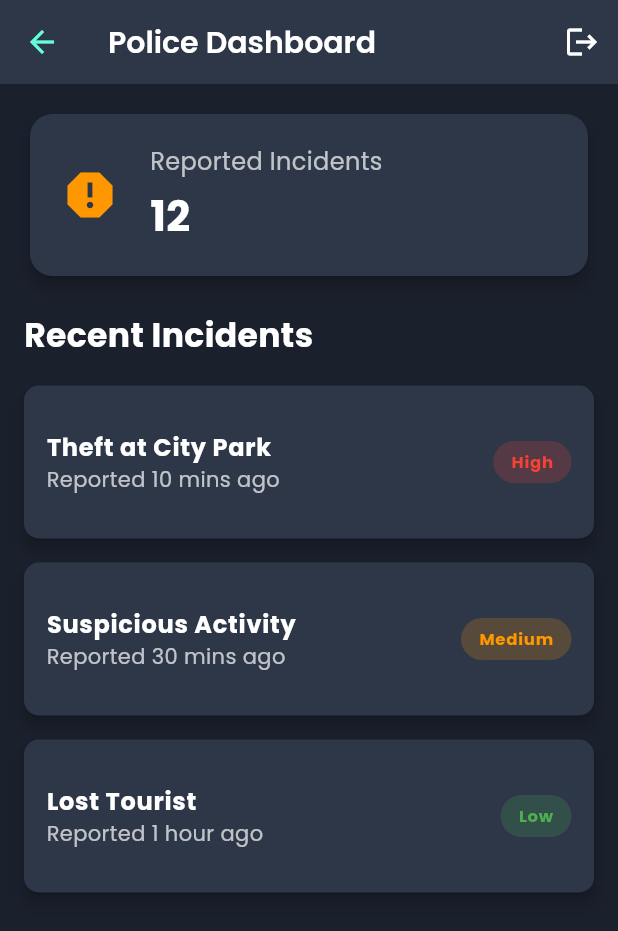
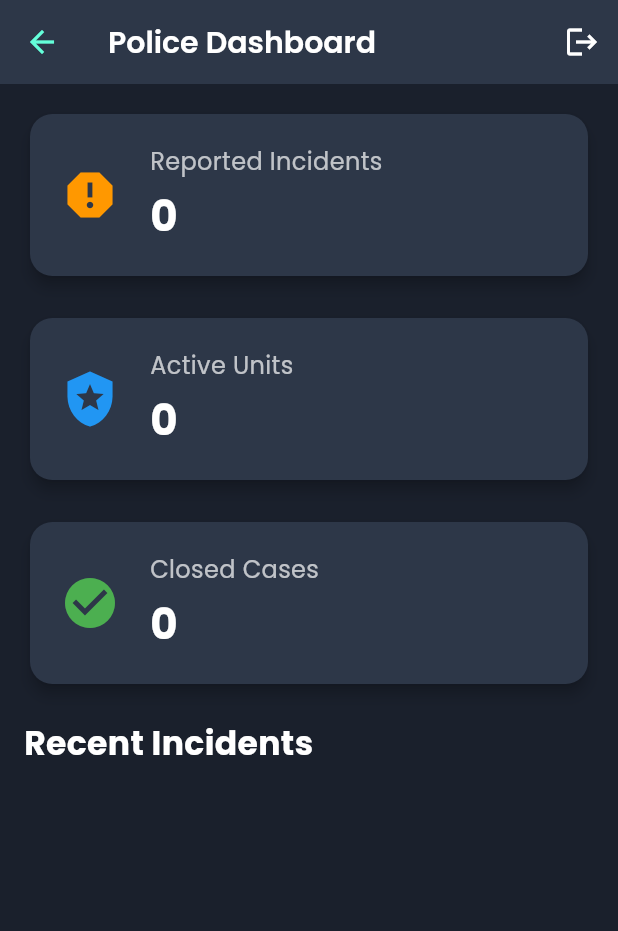
Before and after one commit to Stakeylock/sih_protoV2, a Flutter app: the PoliceDashboard screen opened by its route, on a phone screen of 412 x 824 dp. Shown: the top 931 px of the screen. Run offline on Flutter 3.47's test engine with Material 3 defaults, Android fonts, the phone set to English and light mode, and no system bars; our stand-ins replace flutter_dotenv, flutter_map, flutter_svg, geolocator, google_fonts, image_picker and 4 more; accounts and stored records are empty.

Commit message:
police dashboard database integration

```diff
--- a/sih_proto/lib/screens/police_dashboard.dart
+++ b/sih_proto/lib/screens/police_dashboard.dart
@@ -1,14 +1,93 @@
 import 'package:flutter/material.dart';
+import 'package:supabase_flutter/supabase_flutter.dart';
 
-class PoliceDashboard extends StatelessWidget {
+const String apiBaseUrl = "http://127.0.0.1:5000";
+
+class Incident {
+  final String id;
+  final String title;
+  final String description;
+  final String severity;
+  final String reportedAt;
+  final String status;
+
+  Incident({
+    required this.id,
+    required this.title,
+    required this.description,
+    required this.severity,
+    required this.reportedAt,
+    required this.status,
+  });
+
+  factory Incident.fromJson(Map<String, dynamic> json) {
+    return Incident(
+      id: json['id'] ?? '',
+      title: json['title'] ?? '',
+      description: json['description'] ?? '',
+      severity: json['severity'] ?? 'Low',
+      reportedAt: json['reportedAt'] ?? '',
+      status: json['status'] ?? 'Open',
+    );
+  }
+}
+
+class PoliceDashboard extends StatefulWidget {
   const PoliceDashboard({super.key});
 
   @override
+  State<PoliceDashboard> createState() => _PoliceDashboardState();
+}
+
+class _PoliceDashboardState extends State<PoliceDashboard> {
+  List<Incident> incidents = [];
+  late final SupabaseClient supabase;
+
+  @override
+  void initState() {
+    super.initState();
+    supabase = Supabase.instance.client;
+    fetchIncidents();
+
+    supabase.from('incidents').stream(primaryKey: ['id']).listen((
+      List<Map<String, dynamic>> data,
+    ) {
+      setState(() {
+        incidents = data.map((e) => Incident.fromJson(e)).toList();
+      });
+    });
+  }
+
+  Future<void> fetchIncidents() async {
+    final response = await supabase.from('incidents').select().then((res) {
+      setState(() {
+        incidents = (res as List).map((e) => Incident.fromJson(e)).toList();
+      });
+    });
+  }
+
+  Future<void> updateIncidentStatus(String id, String status) async {
+    final response = await supabase
+        .from('incidents')
+        .update({'status': status})
+        .eq('id', id)
+        .maybeSingle();
+    if (response == null) {
+      // Handle error if needed
+    }
+  }
+
   Widget build(BuildContext context) {
+    final closedCases = incidents.where((i) => i.status == 'Closed').length;
+    final activeUnits = incidents.where((i) => i.status == 'Active').length;
+
     return Scaffold(
       backgroundColor: const Color(0xFF1a202c),
       appBar: AppBar(
-        title: const Text('Police Dashboard', style: TextStyle(color: Colors.white)),
+        title: const Text(
+          'Police Dashboard',
+          style: TextStyle(color: Colors.white),
+        ),
         backgroundColor: const Color(0xFF2d3748),
         elevation: 0,
         actions: [
@@ -23,7 +102,16 @@ class PoliceDashboard extends StatelessWidget {
       body: ListView(
         padding: const EdgeInsets.all(16.0),
         children: [
-          _buildInfoCard('Reported Incidents', '12', Icons.report, Colors.orange),
+          _buildInfoCard(
+            'Reported Incidents',
+            incidents.length.toString(),
+            Icons.report,
+            Colors.orange,
+          ),
+          const SizedBox(height: 20),
+          _buildInfoCard('Active Units', activeUnits.toString(), Icons.local_police, Colors.blue),
+          const SizedBox(height: 20),
+          _buildInfoCard('Closed Cases', closedCases.toString(), Icons.check_circle, Colors.green),
           const SizedBox(height: 20),
           _buildIncidentList(),
         ],
@@ -31,7 +119,12 @@ class PoliceDashboard extends StatelessWidget {
     );
   }
 
-  Widget _buildInfoCard(String title, String value, IconData icon, Color color) {
+  Widget _buildInfoCard(
+    String title,
+    String value,
+    IconData icon,
+    Color color,
+  ) {
     return Card(
       color: const Color(0xFF2d3748),
       shape: RoundedRectangleBorder(borderRadius: BorderRadius.circular(15)),
@@ -44,9 +137,19 @@ class PoliceDashboard extends StatelessWidget {
             Column(
               crossAxisAlignment: CrossAxisAlignment.start,
               children: [
-                Text(title, style: const TextStyle(color: Colors.white70, fontSize: 16)),
+                Text(
+                  title,
+                  style: const TextStyle(color: Colors.white70, fontSize: 16),
+                ),
                 const SizedBox(height: 5),
-                Text(value, style: const TextStyle(color: Colors.white, fontSize: 28, fontWeight: FontWeight.bold)),
+                Text(
+                  value,
+                  style: const TextStyle(
+                    color: Colors.white,
+                    fontSize: 28,
+                    fontWeight: FontWeight.bold,
+                  ),
+                ),
               ],
             ),
           ],
@@ -59,33 +162,111 @@ class PoliceDashboard extends StatelessWidget {
     return Column(
       crossAxisAlignment: CrossAxisAlignment.start,
       children: [
-        const Text('Recent Incidents', style: TextStyle(color: Colors.white, fontSize: 22, fontWeight: FontWeight.bold)),
+        const Text(
+          'Recent Incidents',
+          style: TextStyle(
+            color: Colors.white,
+            fontSize: 22,
+            fontWeight: FontWeight.bold,
+          ),
+        ),
         const SizedBox(height: 10),
-        // This would be a dynamic list from your database
-        _buildIncidentTile('Theft at City Park', 'Reported 10 mins ago', 'High'),
-        _buildIncidentTile('Suspicious Activity', 'Reported 30 mins ago', 'Medium'),
-        _buildIncidentTile('Lost Tourist', 'Reported 1 hour ago', 'Low'),
+        ...incidents.map(
+          (incident) => _buildIncidentTile(
+            incident.id,
+            incident.title,
+            incident.description,
+            incident.reportedAt,
+            incident.severity,
+            incident.status,
+          ),
+        ),
       ],
     );
   }
 
-  Widget _buildIncidentTile(String title, String subtitle, String severity) {
-    final Color severityColor = severity == 'High' ? Colors.red : severity == 'Medium' ? Colors.orange : Colors.green;
+  Widget _buildIncidentTile(
+    String id,
+    String title,
+    String description,
+    String reportedAt,
+    String severity,
+    String status,
+  ) {
+    final Color severityColor = severity == 'High'
+        ? Colors.red
+        : severity == 'Medium'
+            ? Colors.orange
+            : Colors.green;
+
+    IconData statusIcon;
+    Color statusColor;
+    if (status.toLowerCase() == 'critical') {
+      statusIcon = Icons.warning_amber_rounded;
+      statusColor = Colors.redAccent;
+    } else if (status.toLowerCase() == 'closed') {
+      statusIcon = Icons.check_circle;
+      statusColor = Colors.green;
+    } else if (status.toLowerCase() == 'active') {
+      statusIcon = Icons.local_police;
+      statusColor = Colors.blueAccent;
+    } else {
+      statusIcon = Icons.info;
+      statusColor = Colors.grey;
+    }
+
     return Card(
       margin: const EdgeInsets.symmetric(vertical: 8),
       color: const Color(0xFF2d3748),
       shape: RoundedRectangleBorder(borderRadius: BorderRadius.circular(10)),
       child: ListTile(
         contentPadding: const EdgeInsets.all(15),
-        title: Text(title, style: const TextStyle(color: Colors.white, fontWeight: FontWeight.bold)),
-        subtitle: Text(subtitle, style: const TextStyle(color: Colors.white70)),
+        title: Row(
+          children: [
+            Icon(statusIcon, color: statusColor),
+            const SizedBox(width: 8),
+            Expanded(
+              child: Text(
+                title,
+                style: const TextStyle(
+                  color: Colors.white,
+                  fontWeight: FontWeight.bold,
+                ),
+              ),
+            ),
+          ],
+        ),
+        subtitle: Column(
+          crossAxisAlignment: CrossAxisAlignment.start,
+          children: [
+            Text(description, style: const TextStyle(color: Colors.white70)),
+            Text(
+              'Reported: $reportedAt',
+              style: const TextStyle(color: Colors.white54, fontSize: 12),
+            ),
+            if (status != 'Closed')
+              Padding(
+                padding: const EdgeInsets.only(top: 8.0),
+                child: ElevatedButton(
+                  onPressed: () async {
+                    await updateIncidentStatus(id, 'Closed');
+                    fetchIncidents();
+                  },
+                  child: const Text('Close Case'),
+                ),
+              ),
+          ],
+        ),
         trailing: Container(
           padding: const EdgeInsets.symmetric(horizontal: 12, vertical: 6),
           decoration: BoxDecoration(
             color: severityColor.withOpacity(0.2),
             borderRadius: BorderRadius.circular(20),
           ),
-          child: Text(severity, style: TextStyle(color: severityColor, fontWeight: FontWeight.bold)),
+          child: Text(
+            severity,
+            style: TextStyle(color: severityColor, fontWeight: FontWeight.bold),
+          ),
         ),
         onTap: () {
           // Handle incident tap
```
Also changed, not shown: 6 other files.
